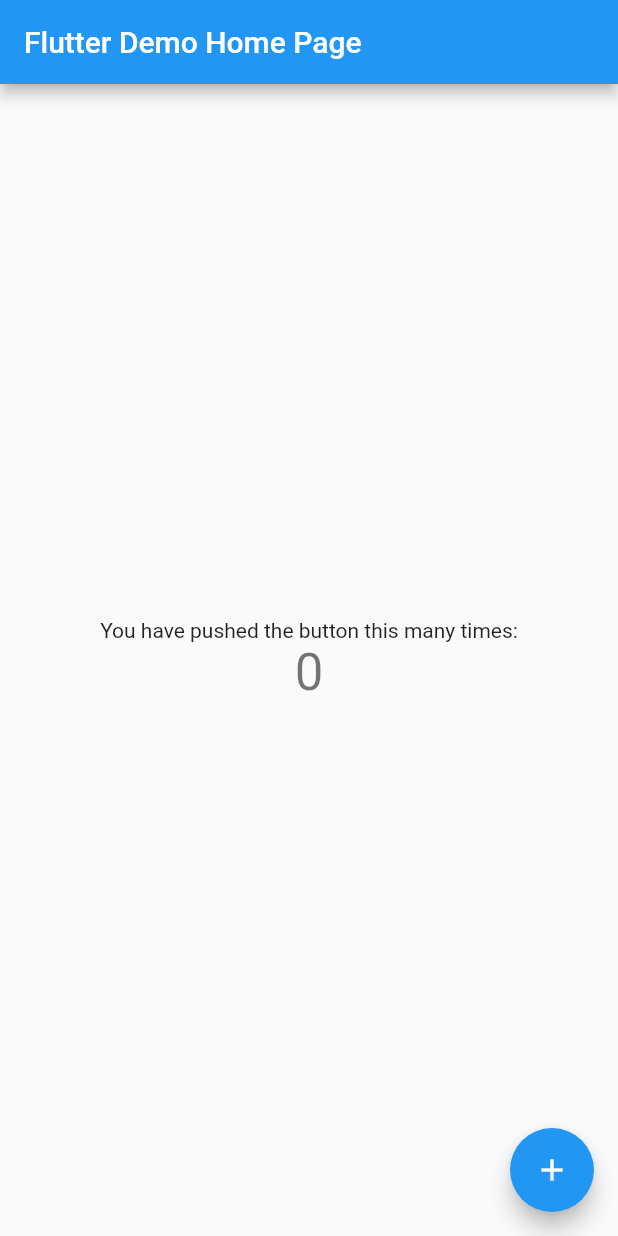
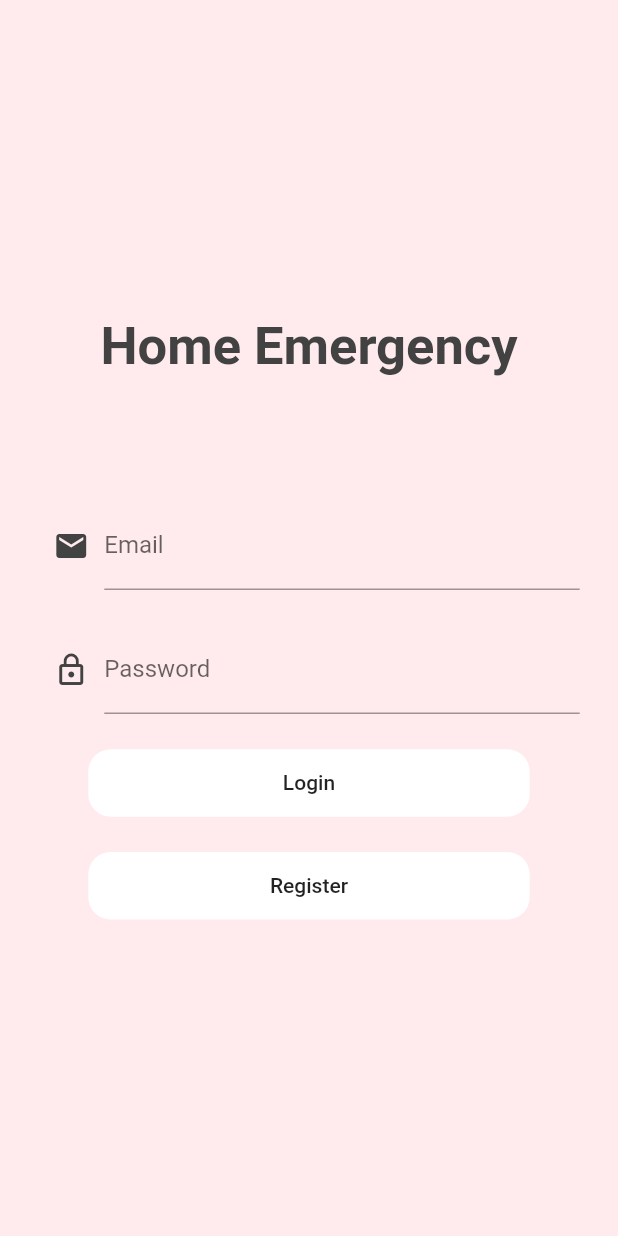
Before and after one commit to tranrich07/home_emergency_app, a Flutter app: the screen it shows after launch, on a phone screen of 412 x 824 dp. Run offline on Flutter 3.47's test engine with Material 2 defaults, Android fonts, the phone set to English and light mode, and no system bars; our stand-ins replace cloud_firestore, firebase_auth, firebase_core; accounts and stored records are empty.

Commit message:
authentication

```diff
--- a/lib/main.dart
+++ b/lib/main.dart
@@ -1,6 +1,12 @@
 import 'package:flutter/material.dart';
+import 'package:firebase_core/firebase_core.dart';
 
-void main() {
+import 'package:home_emergency_app/ui/authentication.dart';
+
+void main() async {
+  // Implement firebase
+  WidgetsFlutterBinding.ensureInitialized();
+  await Firebase.initializeApp();
   runApp(MyApp());
 }
 
@@ -9,109 +15,8 @@ class MyApp extends StatelessWidget {
   @override
   Widget build(BuildContext context) {
     return MaterialApp(
-      title: 'Flutter Demo',
-      theme: ThemeData(
-        // This is the theme of your application.
-        //
-        // Try running your application with "flutter run". You'll see the
-        // application has a blue toolbar. Then, without quitting the app, try
-        // changing the primarySwatch below to Colors.green and then invoke
-        // "hot reload" (press "r" in the console where you ran "flutter run",
-        // or simply save your changes to "hot reload" in a Flutter IDE).
-        // Notice that the counter didn't reset back to zero; the application
-        // is not restarted.
-        primarySwatch: Colors.blue,
-        // This makes the visual density adapt to the platform that you run
-        // the app on. For desktop platforms, the controls will be smaller and
-        // closer together (more dense) than on mobile platforms.
-        visualDensity: VisualDensity.adaptivePlatformDensity,
-      ),
-      home: MyHomePage(title: 'Flutter Demo Home Page'),
+      title: 'Home Emergency',
+      home: Authentication(),
     );
   }
 }
-
-class MyHomePage extends StatefulWidget {
-  MyHomePage({Key key, this.title}) : super(key: key);
-
-  // This widget is the home page of your application. It is stateful, meaning
-  // that it has a State object (defined below) that contains fields that affect
-  // how it looks.
-
-  // This class is the configuration for the state. It holds the values (in this
-  // case the title) provided by the parent (in this case the App widget) and
-  // used by the build method of the State. Fields in a Widget subclass are
-  // always marked "final".
-
-  final String title;
-
-  @override
-  _MyHomePageState createState() => _MyHomePageState();
-}
-
-class _MyHomePageState extends State<MyHomePage> {
-  int _counter = 0;
-
-  void _incrementCounter() {
-    setState(() {
-      // This call to setState tells the Flutter framework that something has
-      // changed in this State, which causes it to rerun the build method below
-      // so that the display can reflect the updated values. If we changed
-      // _counter without calling setState(), then the build method would not be
-      // called again, and so nothing would appear to happen.
-      _counter++;
-    });
-  }
-
-  @override
-  Widget build(BuildContext context) {
-    // This method is rerun every time setState is called, for instance as done
-    // by the _incrementCounter method above.
-    //
-    // The Flutter framework has been optimized to make rerunning build methods
-    // fast, so that you can just rebuild anything that needs updating rather
-    // than having to individually change instances of widgets.
-    return Scaffold(
-      appBar: AppBar(
-        // Here we take the value from the MyHomePage object that was created by
-        // the App.build method, and use it to set our appbar title.
-        title: Text(widget.title),
-      ),
-      body: Center(
-        // Center is a layout widget. It takes a single child and positions it
-        // in the middle of the parent.
-        child: Column(
-          // Column is also a layout widget. It takes a list of children and
-          // arranges them vertically. By default, it sizes itself to fit its
-          // children horizontally, and tries to be as tall as its parent.
-          //
-          // Invoke "debug painting" (press "p" in the console, choose the
-          // "Toggle Debug Paint" action from the Flutter Inspector in Android
-          // Studio, or the "Toggle Debug Paint" command in Visual Studio Code)
-          // to see the wireframe for each widget.
-          //
-          // Column has various properties to control how it sizes itself and
-          // how it positions its children. Here we use mainAxisAlignment to
-          // center the children vertically; the main axis here is the vertical
-          // axis because Columns are vertical (the cross axis would be
-          // horizontal).
-          mainAxisAlignment: MainAxisAlignment.center,
-          children: <Widget>[
-            Text(
-              'You have pushed the button this many times:',
-            ),
-            Text(
-              '$_counter',
-              style: Theme.of(context).textTheme.headline4,
-            ),
-          ],
-        ),
-      ),
-      floatingActionButton: FloatingActionButton(
-        onPressed: _incrementCounter,
-        tooltip: 'Increment',
-        child: Icon(Icons.add),
-      ), // This trailing comma makes auto-formatting nicer for build methods.
-    );
-  }
-}
--- /dev/null
+++ b/lib/net/flutterfire.dart
@@ -0,0 +1,33 @@
+import 'package:cloud_firestore/cloud_firestore.dart';
+import 'package:firebase_auth/firebase_auth.dart';
+
+// Sign in method
+Future<bool> logIn(String email, String password) async {
+  try {
+    await FirebaseAuth.instance
+        .signInWithEmailAndPassword(email: email, password: password);
+    return true;
+  } catch (e) {
+    print(e.toString());
+    return false;
+  }
+}
+
+// Register account
+Future<bool> register(String email, String password) async {
+  try {
+    await FirebaseAuth.instance
+        .createUserWithEmailAndPassword(email: email, password: password);
+    return true;
+  } on FirebaseAuthException catch (e) {
+    if (e.code == 'weak-password') {
+      print("The password provided is too weak.");
+    } else if (e.code == "email-already-in-use") {
+      print("The account already exists for that email.");
+    }
+    return false;
+  } catch (e) {
+    print(e.toString());
+    return false;
+  }
+}
--- /dev/null
+++ b/lib/ui/authentication.dart
@@ -0,0 +1,153 @@
+import 'package:flutter/material.dart';
+
+import 'package:home_emergency_app/net/flutterfire.dart';
+import 'package:home_emergency_app/ui/home_view.dart';
+
+class Authentication extends StatefulWidget {
+  @override
+  _AuthenticationState createState() => _AuthenticationState();
+}
+
+class _AuthenticationState extends State<Authentication> {
+  // User input to register/login
+  TextEditingController _emailField = TextEditingController();
+  TextEditingController _passwordField = TextEditingController();
+
+  @override
+  Widget build(BuildContext context) {
+    return Scaffold(
+      body: Container(
+        width: MediaQuery.of(context).size.width,
+        height: MediaQuery.of(context).size.height,
+        decoration: BoxDecoration(
+          color: Colors.red[50],
+        ),
+        child: Column(
+          mainAxisAlignment: MainAxisAlignment.center,
+          children: [
+            // Title
+            Text(
+              "Home Emergency",
+              style: TextStyle(
+                fontSize: 35.0,
+                fontWeight: FontWeight.w600,
+                color: Colors.grey[800],
+              ),
+            ),
+            SizedBox(
+              height: MediaQuery.of(context).size.height / 10,
+            ),
+            // Email Field ---------------------------------------------
+            Row(
+              mainAxisAlignment: MainAxisAlignment.center,
+              children: [
+                Padding(
+                  padding: const EdgeInsets.all(10.0),
+                  child: Icon(
+                    Icons.email,
+                    color: Colors.grey[800],
+                  ),
+                ),
+                Container(
+                  width: MediaQuery.of(context).size.width / 1.3,
+                  child: TextFormField(
+                    style: TextStyle(color: Colors.black),
+                    controller: _emailField,
+                    decoration: InputDecoration(
+                      hintText: "john_doe@email.com",
+                      labelText: "Email",
+                    ),
+                  ),
+                ),
+              ],
+            ),
+            SizedBox(
+              height: MediaQuery.of(context).size.height / 35,
+            ),
+            // Password Field --------------------------------------------
+            Row(
+              mainAxisAlignment: MainAxisAlignment.center,
+              children: [
+                Padding(
+                  padding: const EdgeInsets.all(10.0),
+                  child: Icon(
+                    Icons.lock_outline,
+                    color: Colors.grey[800],
+                  ),
+                ),
+                Container(
+                  width: MediaQuery.of(context).size.width / 1.3,
+                  child: TextFormField(
+                    style: TextStyle(color: Colors.black),
+                    controller: _passwordField,
+                    obscureText: true,
+                    decoration: InputDecoration(
+                      hintText: "password",
+                      labelText: "Password",
+                    ),
+                  ),
+                ),
+              ],
+            ),
+            SizedBox(
+              height: MediaQuery.of(context).size.height / 35,
+            ),
+            // Login Button ---------------------------------------
+            Container(
+              width: MediaQuery.of(context).size.width / 1.4,
+              height: 45,
+              decoration: BoxDecoration(
+                borderRadius: BorderRadius.circular(15.0),
+                color: Colors.white,
+              ),
+              child: MaterialButton(
+                onPressed: () async {
+                  bool shouldNavigate =
+                      await logIn(_emailField.text, _passwordField.text);
+                  if (shouldNavigate) {
+                    // Navigate to homeview
+                    Navigator.push(
+                      context,
+                      MaterialPageRoute(
+                        builder: (context) => HomeView(),
+                      ),
+                    );
+                  }
+                },
+                child: Text("Login"),
+              ),
+            ),
+            SizedBox(
+              height: MediaQuery.of(context).size.height / 35,
+            ),
+            // Register Button ----------------------------------------
+            Container(
+              width: MediaQuery.of(context).size.width / 1.4,
+              height: 45,
+              decoration: BoxDecoration(
+                borderRadius: BorderRadius.circular(15.0),
+                color: Colors.white,
+              ),
+              child: MaterialButton(
+                onPressed: () async {
+                  bool shouldNavigate =
+                      await register(_emailField.text, _passwordField.text);
+                  if (shouldNavigate) {
+                    // Navigate to homeview
+                    Navigator.push(
+                      context,
+                      MaterialPageRoute(
+                        builder: (context) => HomeView(),
+                      ),
+                    );
+                  }
+                },
+                child: Text("Register"),
+              ),
+            ),
+          ],
+        ),
+      ),
+    );
+  }
+}
--- a/pubspec.yaml
+++ b/pubspec.yaml
@@ -24,6 +24,9 @@ dependencies:
   flutter:
     sdk: flutter
 
+  firebase_core: "^0.5.0+1"
+  firebase_auth: "^0.18.1+2"
+  cloud_firestore: "^0.14.1+3"
 
   # The following adds the Cupertino Icons font to your application.
   # Use with the CupertinoIcons class for iOS style icons.
```
Also changed, not shown: lib/ui/home_view.dart (added, +23 -0 lines), lib/ui/add_user.dart (added), pubspec.lock, 5 other files.
